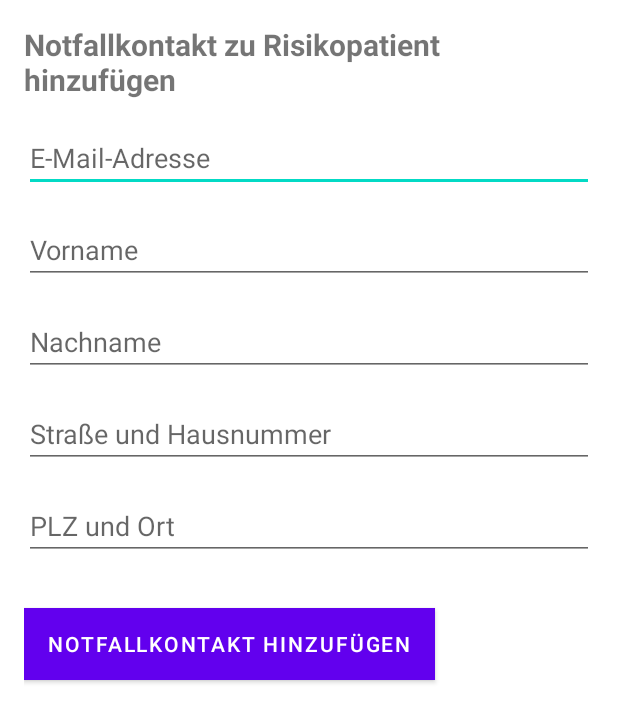
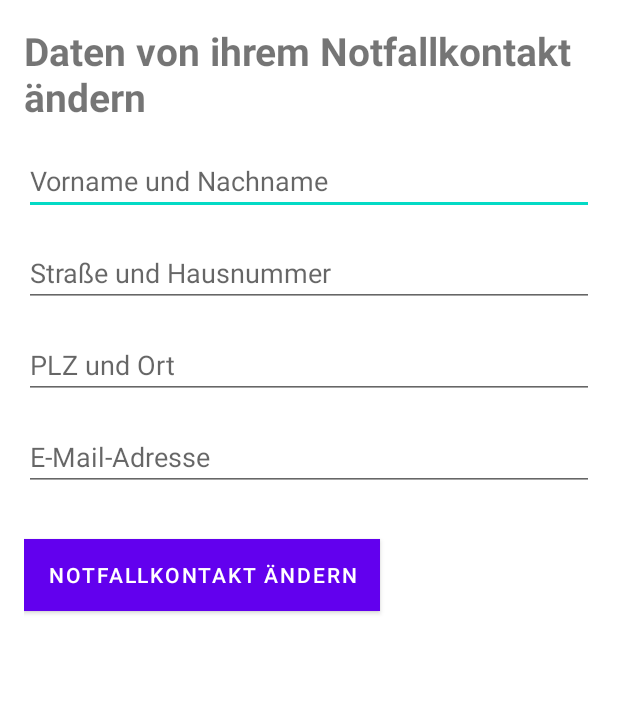
Before and after one commit to PhilippWeinhandl16/sturzapp, an Android app: the layout activity_riskiopatient_notfallkontakt_aendern.xml on its own in the app's theme, with its tools: preview values and no code run, on a phone screen of 412 x 824 dp. Shown: the top 722 px of the screen. Run offline under Robolectric (Android 15) with nearby library versions, the phone set to English and light mode, and no system bars.

Commit message:
Änderungen für Risikopatient_Erstellen und so

```diff
--- a/app/src/main/AndroidManifest.xml
+++ b/app/src/main/AndroidManifest.xml
@@ -12,7 +12,7 @@
         android:theme="@style/Theme.Sturzapp"
         tools:targetApi="31">
         <activity
-            android:name=".gui.risikopatient_gui.Riskiopatient_Notfallkontakt_Hinzufuegen"
+            android:name=".gui.risikopatient_gui.Risikopatient_Notfallkontakt_Aendern"
             android:exported="false" />
         <activity
             android:name=".gui.notfallkontakt_gui.Notfallkontakt_Daten_Aendern"
--- a/app/src/main/res/layout/activity_risikopatient_startseite.xml
+++ b/app/src/main/res/layout/activity_risikopatient_startseite.xml
@@ -52,12 +52,12 @@
         android:textSize="18sp" />
 
     <Button
-        android:id="@+id/buttonNotfallkontakt_Hinzufuegen"
+        android:id="@+id/buttonNotfallkontakt_aendern"
         android:layout_width="wrap_content"
         android:layout_height="wrap_content"
         android:layout_below="@id/textView_zugehoeriger_notfallkontakt"
         android:layout_marginTop="16dp"
         android:layout_centerHorizontal="true"
-        android:text="Notfallkontakt hinzufügen oder ändern " />
+        android:text="Ihren Notfallkontakt ändern" />
 
 </RelativeLayout>
--- a/app/src/main/res/layout/activity_riskiopatient_notfallkontakt_hinzufuegen.xml
+++ b/app/src/main/res/layout/activity_riskiopatient_notfallkontakt_aendern.xml
@@ -7,33 +7,19 @@
     <TextView
         android:layout_width="wrap_content"
         android:layout_height="wrap_content"
-        android:text="Notfallkontakt zu Risikopatient hinzufügen"
-        android:textSize="20sp"
+        android:text="Daten von ihrem Notfallkontakt ändern"
+        android:textSize="26dp"
         android:textStyle="bold"
         android:layout_gravity="center"
         android:layout_marginBottom="16dp" />
 
     <EditText
-        android:id="@+id/editTextEmail"
+        android:id="@+id/editTextName"
         android:layout_width="match_parent"
         android:layout_height="wrap_content"
-        android:hint="E-Mail-Adresse"
-        android:inputType="textEmailAddress"
+        android:hint="Vorname und Nachname"
         android:layout_marginBottom="16dp" />
 
-    <EditText
-        android:id="@+id/editTextVorname"
-        android:layout_width="match_parent"
-        android:layout_height="wrap_content"
-        android:hint="Vorname"
-        android:layout_marginBottom="16dp" />
-
-    <EditText
-        android:id="@+id/editTextNachname"
-        android:layout_width="match_parent"
-        android:layout_height="wrap_content"
-        android:hint="Nachname"
-        android:layout_marginBottom="16dp" />
 
     <EditText
         android:id="@+id/EditText_Strasse_und_Hausnummer"
@@ -50,6 +36,14 @@
         android:inputType="number"
         android:layout_marginBottom="16dp" />
 
+    <EditText
+        android:id="@+id/editTextEmail"
+        android:layout_width="match_parent"
+        android:layout_height="wrap_content"
+        android:hint="E-Mail-Adresse"
+        android:inputType="textEmailAddress"
+        android:layout_marginBottom="16dp" />
+
     <Button
         android:id="@+id/Button_Notfallkontakt_Hinzufuegen"
         android:layout_width="wrap_content"
@@ -57,7 +51,7 @@
         android:layout_below="@id/editTextEmergencyContactEmail"
         android:layout_marginTop="16dp"
         android:background="@android:color/white"
-        android:text="Notfallkontakt Hinzufügen"
+        android:text="Notfallkontakt ändern"
         android:textColor="@color/white" />
 
 
```
Also changed, not shown: app/src/main/java/com/example/sturzapp/gui/risikopatient_gui/Risikopatient_Erstellen.java (+36 -16 lines), app/src/main/java/com/example/sturzapp/gui/risikopatient_gui/Risikopatient_Notfallkontakt_Aendern.java (added, +55 -0 lines), app/src/main/java/com/example/sturzapp/gui/risikopatient_gui/Risikopatient_Startseite.java (+60 -6 lines), app/src/main/java/com/example/sturzapp/gui/risikopatient_gui/Riskiopatient_Notfallkontakt_Hinzufuegen.java (deleted, +0 -52 lines).
